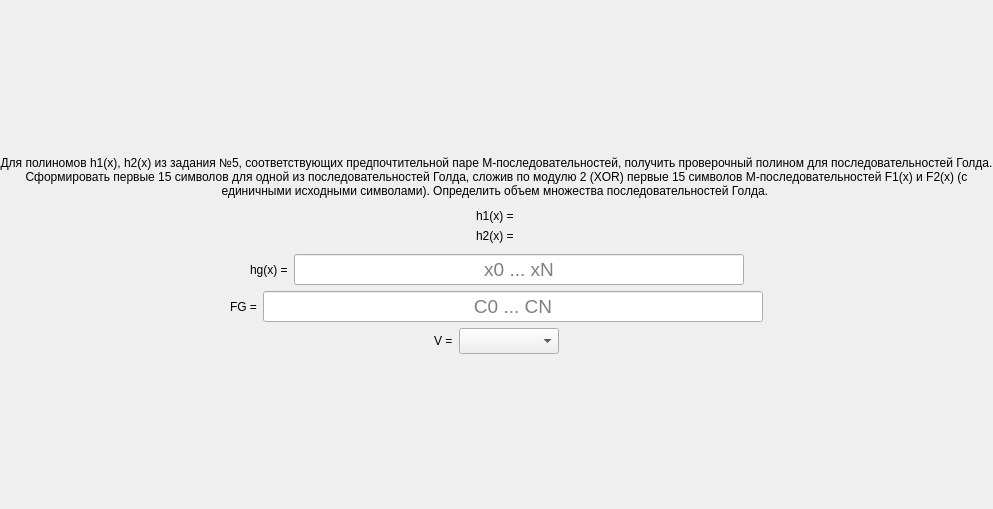
This is task/screentask6.ui in bukhmastov/fpsp as Qt 5 draws it before an edit. The edited form follows.
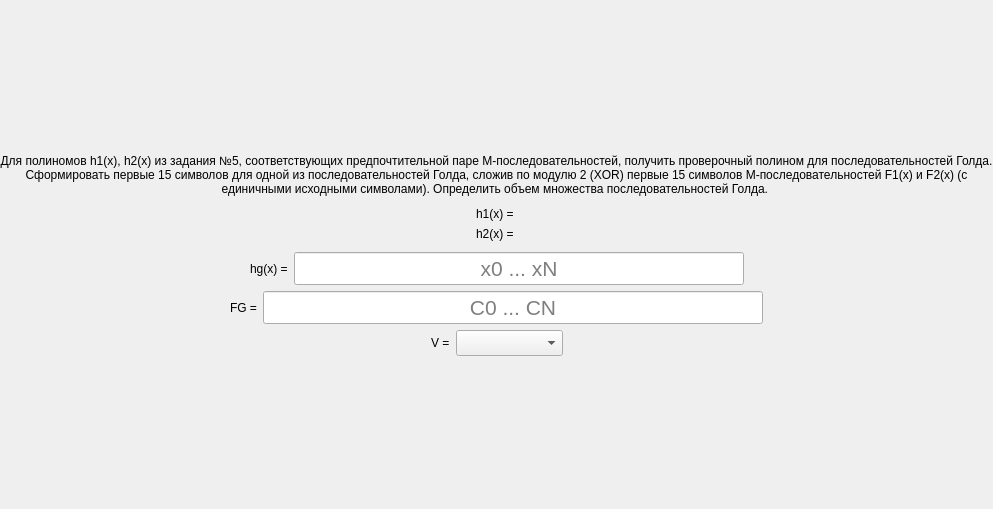
This is the edited form.

What changed in the file:
```diff
--- a/task/screentask6.ui
+++ b/task/screentask6.ui
@@ -162,9 +162,16 @@
          </property>
          <property name="font">
           <font>
-           <pointsize>14</pointsize>
+           <family>MS Shell Dlg 2</family>
+           <pointsize>16</pointsize>
+           <weight>9</weight>
+           <italic>false</italic>
+           <bold>false</bold>
           </font>
          </property>
+         <property name="styleSheet">
+          <string>font: 75 16pt &quot;MS Shell Dlg 2&quot;;</string>
+         </property>
          <property name="maxLength">
           <number>13</number>
          </property>
@@ -232,9 +239,16 @@
          </property>
          <property name="font">
           <font>
-           <pointsize>14</pointsize>
+           <family>MS Shell Dlg 2</family>
+           <pointsize>16</pointsize>
+           <weight>9</weight>
+           <italic>false</italic>
+           <bold>false</bold>
           </font>
          </property>
+         <property name="styleSheet">
+          <string>font: 75 16pt &quot;MS Shell Dlg 2&quot;;</string>
+         </property>
          <property name="maxLength">
           <number>15</number>
          </property>
@@ -302,9 +316,16 @@
          </property>
          <property name="font">
           <font>
-           <pointsize>14</pointsize>
+           <family>MS Shell Dlg 2</family>
+           <pointsize>16</pointsize>
+           <weight>9</weight>
+           <italic>false</italic>
+           <bold>false</bold>
           </font>
          </property>
+         <property name="styleSheet">
+          <string>font: 75 16pt &quot;MS Shell Dlg 2&quot;;</string>
+         </property>
         </widget>
        </item>
        <item>
```
Left out of the diff: 8 changed lines with no effect on the pictures.
